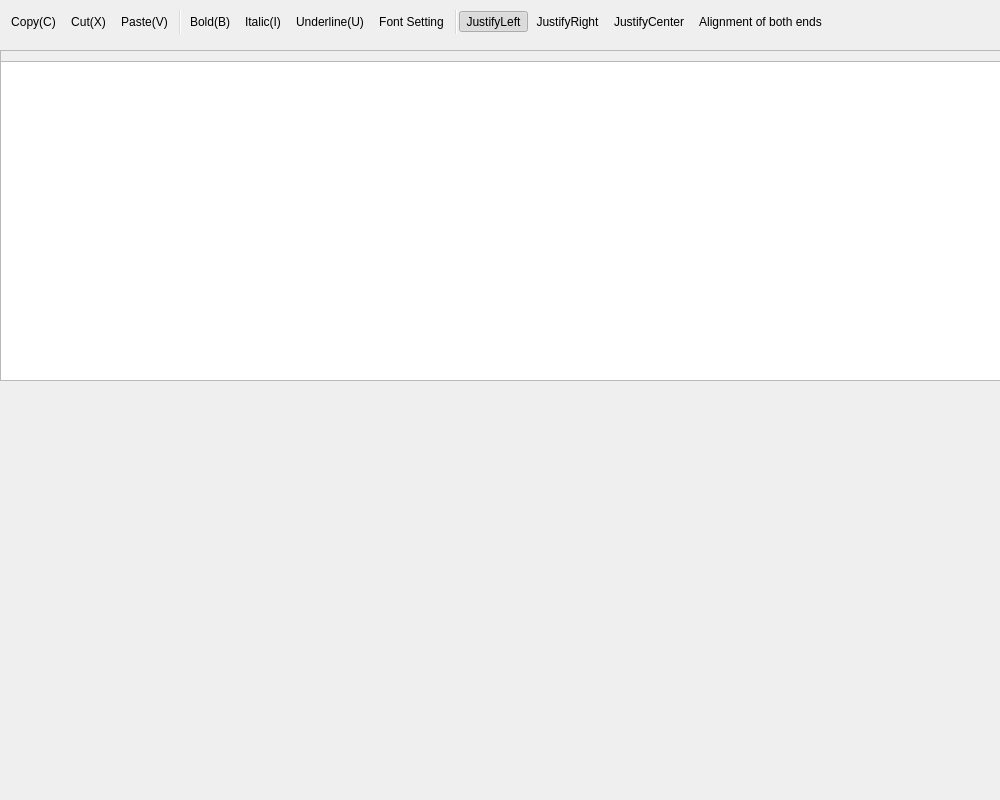
RomainPuech/Paper-Friend, file Code/PaperFriend/texteditor.ui: the form before one commit.
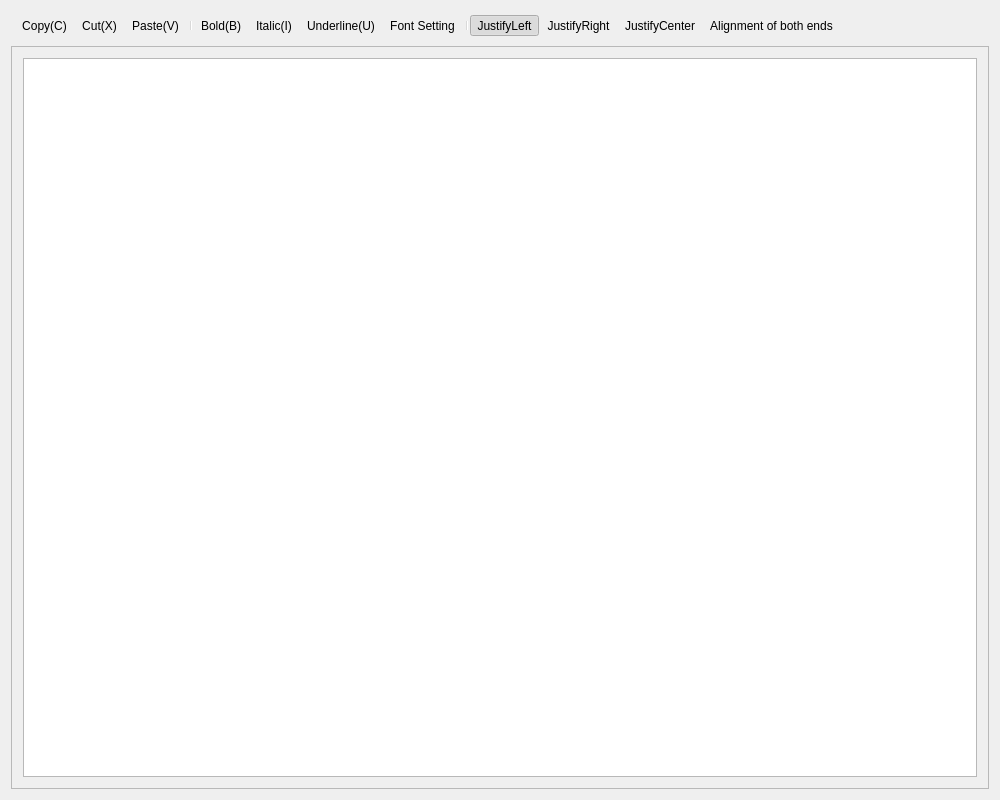
The form after the commit. Icons and pictures are not drawn.

Commit message: fixed the problem of texteditor embed and overflowing

```diff
--- a/Code/PaperFriend/texteditor.ui
+++ b/Code/PaperFriend/texteditor.ui
@@ -25,15 +25,9 @@
   <property name="windowTitle">
    <string>TextEditor</string>
   </property>
+  <layout class="QVBoxLayout" name="verticalLayout">
+   <item>
   <widget class="QToolBar" name="toolBar">
-   <property name="geometry">
-    <rect>
-     <x>0</x>
-     <y>0</y>
-     <width>1001</width>
-     <height>44</height>
-    </rect>
-   </property>
    <property name="sizePolicy">
     <sizepolicy hsizetype="Expanding" vsizetype="Fixed">
      <horstretch>0</horstretch>
@@ -57,15 +51,9 @@
    <addaction name="action_Center"/>
    <addaction name="action_Just"/>
   </widget>
+   </item>
+   <item>
   <widget class="QScrollArea" name="scrollArea">
-   <property name="geometry">
-    <rect>
-     <x>0</x>
-     <y>50</y>
-     <width>1001</width>
-     <height>331</height>
-    </rect>
-   </property>
    <property name="widgetResizable">
     <bool>true</bool>
    </property>
@@ -74,22 +62,19 @@
      <rect>
       <x>0</x>
       <y>0</y>
-      <width>999</width>
-      <height>329</height>
-     </rect>
-    </property>
-    <widget class="QTextEdit" name="textEdit">
-     <property name="geometry">
-      <rect>
-       <x>-10</x>
-       <y>10</y>
-       <width>1011</width>
-       <height>351</height>
-      </rect>
-     </property>
-    </widget>
-   </widget>
-  </widget>
+        <width>974</width>
+        <height>720</height>
+       </rect>
+      </property>
+      <layout class="QVBoxLayout" name="verticalLayout_2">
+       <item>
+        <widget class="QTextEdit" name="textEdit"/>
+       </item>
+      </layout>
+     </widget>
+    </widget>
+   </item>
+  </layout>
   <action name="action_New">
    <property name="icon">
     <iconset resource="myresources.qrc">
```
Lines whose indentation alone changed are shown as unchanged. The commit also changes 1 other file.
